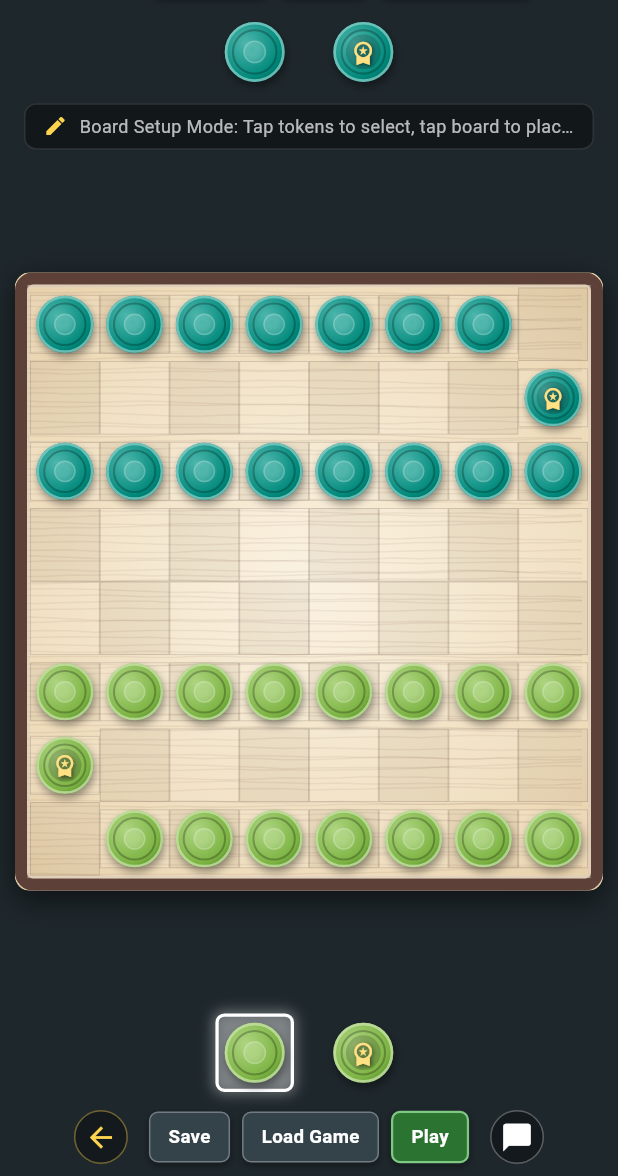
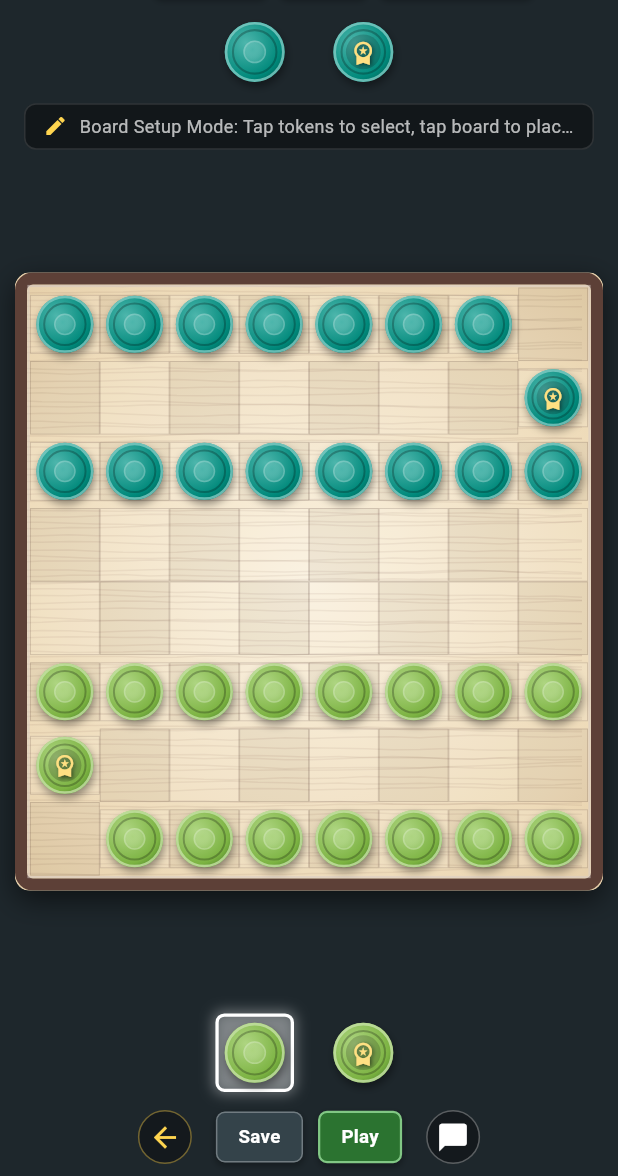
Before and after one commit to huykeang18/game_rek, a Flutter app: the screen it shows after launch, after a tap on "Board Setup & Editor", on a phone screen of 412 x 824 dp, the part 60-1236 px from its top. Run offline on Flutter 3.47's test engine with Material 3 defaults, Android fonts, the light colour scheme and no system bars; our stand-ins replace shared_preferences.

Commit message:
feat: remove Load Game and Edit Board buttons

```diff
--- a/lib/screens/home_screen.dart
+++ b/lib/screens/home_screen.dart
@@ -5,7 +5,6 @@ import '../logic/rek_ai.dart';
 import '../logic/storage_service.dart';
 import '../widgets/piece_token_widget.dart';
 import '../widgets/rules_dialog.dart';
-import '../widgets/save_load_dialog.dart';
 import 'rek_game_screen.dart';
 
 class HomeScreen extends StatefulWidget {
@@ -63,31 +62,6 @@ class _HomeScreenState extends State<HomeScreen> with SingleTickerProviderStateM
     showDialog(
       context: context,
       builder: (_) => const RulesDialog(moveHistory: []),
-    );
-  }
-
-  void _showLoadDialog() {
-    HapticFeedback.lightImpact();
-    showDialog(
-      context: context,
-      builder: (_) => SaveLoadDialog(
-        isSaveMode: false,
-        currentState: SavedGameState(
-          id: '',
-          name: '',
-          timestamp: DateTime.now(),
-          board: [],
-          currentTurn: PlayerColor.lime,
-          isPlayMode: false,
-        ),
-        onLoad: (savedState) {
-          _navigateToGame(
-            startInPlayMode: savedState.isPlayMode,
-            vsAi: true,
-            initialSavedState: savedState,
-          );
-        },
-      ),
     );
   }
 
@@ -299,24 +273,12 @@ class _HomeScreenState extends State<HomeScreen> with SingleTickerProviderStateM
                     onTap: () => _navigateToGame(startInPlayMode: false, vsAi: true),
                   ),
                   const SizedBox(height: 10),
-                  Row(
-                    children: [
-                      Expanded(
-                        child: _buildSecondaryCard(
-                          icon: Icons.folder_open_outlined,
-                          title: 'Load Game',
-                          onTap: _showLoadDialog,
-                        ),
-                      ),
-                      const SizedBox(width: 10),
-                      Expanded(
-                        child: _buildSecondaryCard(
+                  _buildMenuCard(
                     icon: Icons.menu_book_outlined,
+                    iconColor: const Color(0xFFFFD54F),
                     title: 'Rules & Guide',
+                    subtitle: 'Learn Rek shoulder-pole captures & tactics',
                     onTap: _showRules,
-                        ),
-                      ),
-                    ],
                   ),
                 ],
               ),
@@ -419,25 +381,12 @@ class _HomeScreenState extends State<HomeScreen> with SingleTickerProviderStateM
                           ),
 
                           const SizedBox(height: 10),
-
-                          Row(
-                            children: [
-                              Expanded(
-                                child: _buildSecondaryCard(
-                                  icon: Icons.folder_open_outlined,
-                                  title: 'Load Game',
-                                  onTap: _showLoadDialog,
-                                ),
-                              ),
-                              const SizedBox(width: 10),
-                              Expanded(
-                                child: _buildSecondaryCard(
+                          _buildMenuCard(
                             icon: Icons.menu_book_outlined,
+                            iconColor: const Color(0xFFFFD54F),
                             title: 'Rules & Guide',
+                            subtitle: 'Learn Rek shoulder-pole captures & tactics',
                             onTap: _showRules,
-                                ),
-                              ),
-                            ],
                           ),
 
                           const SizedBox(height: 24),
@@ -599,53 +548,4 @@ class _HomeScreenState extends State<HomeScreen> with SingleTickerProviderStateM
     );
   }
 
-  Widget _buildSecondaryCard({
-    required IconData icon,
-    required String title,
-    required VoidCallback onTap,
-  }) {
-    return Material(
-      color: Colors.transparent,
-      child: InkWell(
-        onTap: onTap,
-        borderRadius: BorderRadius.circular(12),
-        child: Container(
-          padding: const EdgeInsets.symmetric(vertical: 12, horizontal: 12),
-          decoration: BoxDecoration(
-            color: const Color(0xFF263238).withValues(alpha: 0.9),
-            borderRadius: BorderRadius.circular(12),
-            border: Border.all(
-              color: Colors.white.withValues(alpha: 0.15),
-              width: 1,
-            ),
-            boxShadow: [
-              BoxShadow(
-                color: Colors.black.withValues(alpha: 0.3),
-                blurRadius: 6,
-                offset: const Offset(0, 3),
-              ),
-            ],
-          ),
-          child: Row(
-            mainAxisAlignment: MainAxisAlignment.center,
-            children: [
-              Icon(icon, color: const Color(0xFFFFD54F), size: 20),
-              const SizedBox(width: 8),
-              Flexible(
-                child: Text(
-                  title,
-                  style: const TextStyle(
-                    color: Colors.white,
-                    fontSize: 13,
-                    fontWeight: FontWeight.w600,
-                  ),
-                  overflow: TextOverflow.ellipsis,
-                ),
-              ),
-            ],
-          ),
-        ),
-      ),
-    );
 }
-}
--- a/lib/widgets/bottom_menu_bar.dart
+++ b/lib/widgets/bottom_menu_bar.dart
@@ -3,7 +3,6 @@ import 'package:flutter/material.dart';
 class BottomMenuBar extends StatelessWidget {
   final VoidCallback onBack;
   final VoidCallback onSave;
-  final VoidCallback onLoadGame;
   final VoidCallback onPlay;
   final VoidCallback onChat;
   final bool isPlaying;
@@ -12,7 +11,6 @@ class BottomMenuBar extends StatelessWidget {
     super.key,
     required this.onBack,
     required this.onSave,
-    required this.onLoadGame,
     required this.onPlay,
     required this.onChat,
     this.isPlaying = false,
@@ -54,9 +52,9 @@ class BottomMenuBar extends StatelessWidget {
                 ),
               ),
 
-              const SizedBox(width: 14),
+              const SizedBox(width: 16),
 
-              // Center Buttons: "Save", "Load Game", "Play"
+              // Center Buttons: "Save" and "Play"
               Row(
                 mainAxisSize: MainAxisSize.min,
                 children: [
@@ -65,15 +63,9 @@ class BottomMenuBar extends StatelessWidget {
                     onTap: onSave,
                     backgroundColor: const Color(0xFF37474F),
                   ),
-                  const SizedBox(width: 8),
+                  const SizedBox(width: 10),
                   _buildBottomButton(
-                    label: 'Load Game',
-                    onTap: onLoadGame,
-                    backgroundColor: const Color(0xFF37474F),
-                  ),
-                  const SizedBox(width: 8),
-                  _buildBottomButton(
-                    label: isPlaying ? 'Edit Board' : 'Play',
+                    label: 'Play',
                     onTap: onPlay,
                     backgroundColor: isPlaying
                         ? const Color(0xFFE65100)
@@ -83,7 +75,7 @@ class BottomMenuBar extends StatelessWidget {
                 ],
               ),
 
-              const SizedBox(width: 14),
+              const SizedBox(width: 16),
 
               // White chat bubble icon in the bottom right corner
               Material(
@@ -128,7 +120,7 @@ class BottomMenuBar extends StatelessWidget {
         onTap: onTap,
         borderRadius: BorderRadius.circular(6),
         child: Container(
-          padding: const EdgeInsets.symmetric(horizontal: 12, vertical: 7),
+          padding: const EdgeInsets.symmetric(horizontal: 14, vertical: 7),
           decoration: BoxDecoration(
             color: backgroundColor.withValues(alpha: 0.9),
             borderRadius: BorderRadius.circular(6),
```
Also changed, not shown: lib/screens/rek_game_screen.dart (+3 -26 lines), 1 other file. Lines whose indentation alone changed are shown as unchanged.
